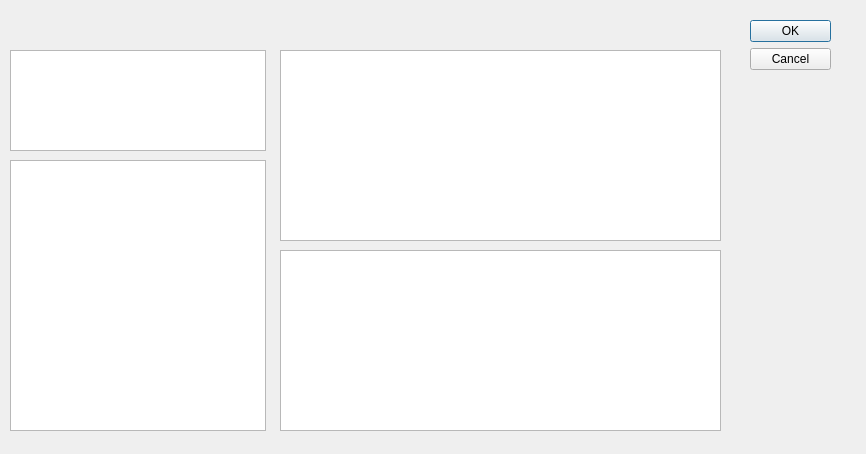
Above: listview.ui from Gance54/test_qt before the change. Below: the same form after it.
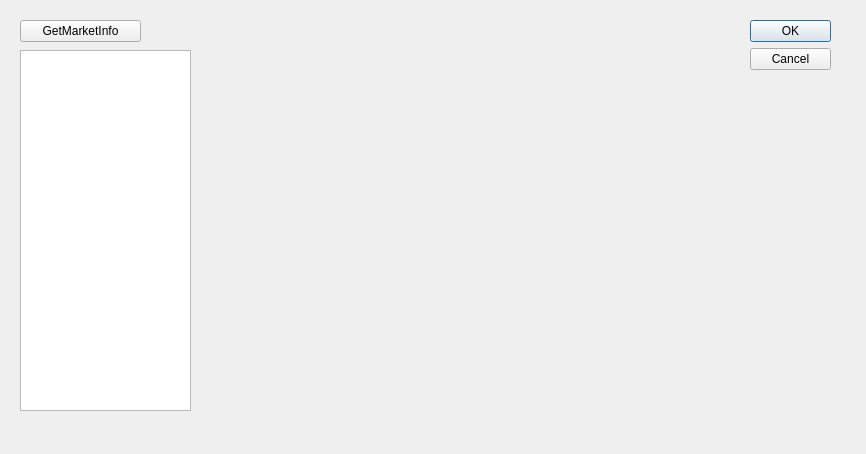
That is the form after the change.

What changed in the file:
```diff
--- a/listview.ui
+++ b/listview.ui
@@ -29,43 +29,26 @@
     <set>QDialogButtonBox::Cancel|QDialogButtonBox::Ok</set>
    </property>
   </widget>
-  <widget class="QTextEdit" name="descriptionText">
+  <widget class="QPushButton" name="getMarketInfoButton">
    <property name="geometry">
     <rect>
-     <x>280</x>
-     <y>50</y>
-     <width>441</width>
-     <height>191</height>
+     <x>20</x>
+     <y>20</y>
+     <width>121</width>
+     <height>22</height>
     </rect>
    </property>
-  </widget>
-  <widget class="QListWidget" name="catListWidget">
-   <property name="geometry">
-    <rect>
-     <x>10</x>
-     <y>50</y>
-     <width>256</width>
-     <height>101</height>
-    </rect>
+   <property name="text">
+    <string>GetMarketInfo</string>
    </property>
   </widget>
-  <widget class="QListWidget" name="prodListWidget">
+  <widget class="QListView" name="listView">
    <property name="geometry">
     <rect>
-     <x>10</x>
-     <y>160</y>
-     <width>256</width>
-     <height>271</height>
-    </rect>
-   </property>
-  </widget>
-  <widget class="QListWidget" name="compositionListWidget">
-   <property name="geometry">
-    <rect>
-     <x>280</x>
-     <y>250</y>
-     <width>441</width>
-     <height>181</height>
+     <x>20</x>
+     <y>50</y>
+     <width>171</width>
+     <height>361</height>
     </rect>
    </property>
   </widget>
```
